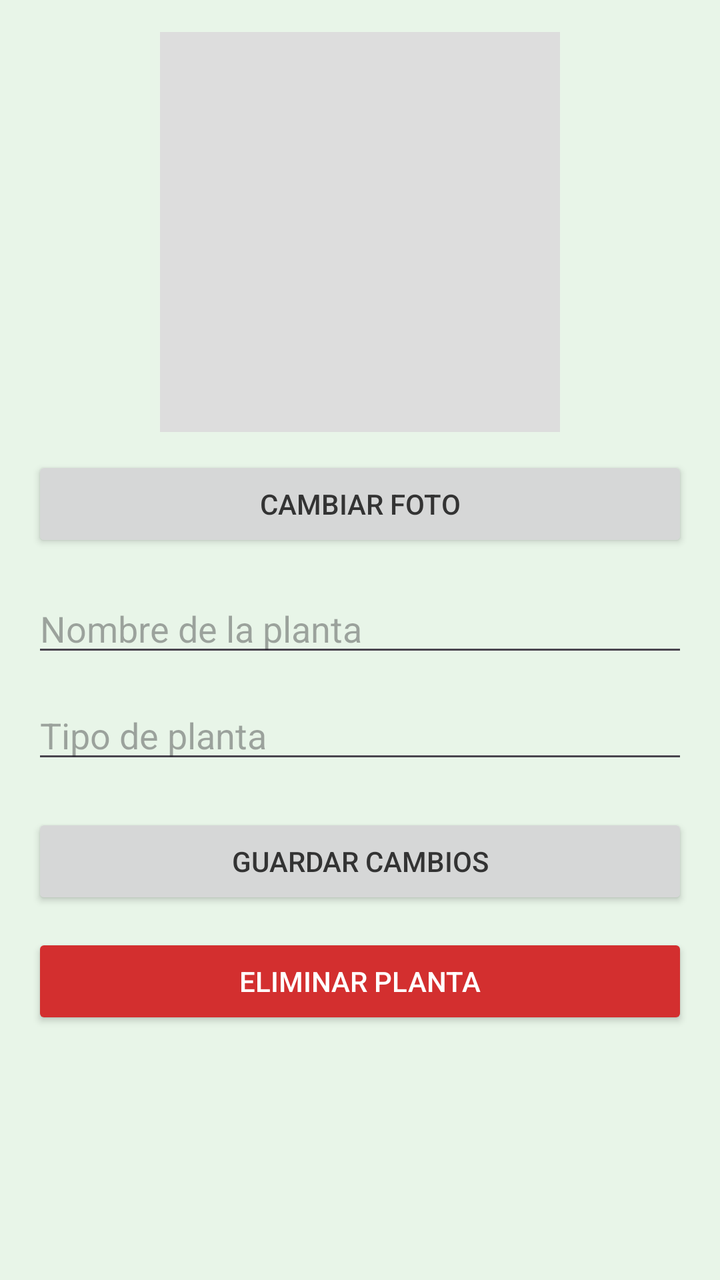
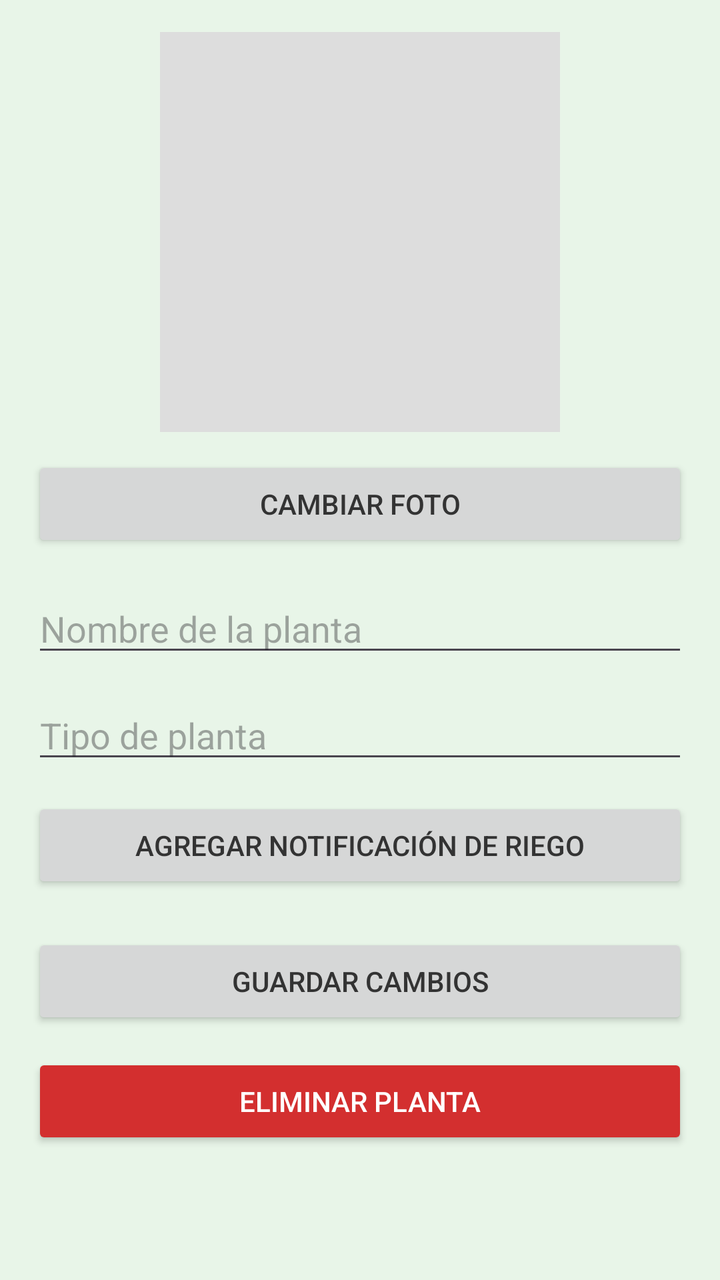

An Android layout rendered at two revisions. The XML below is the earlier revision; the diff shows what the commit changed to produce the second picture.
<!-- AndroidManifest.xml: application theme Theme.PlantCare -->
<!-- res/layout/activity_editar_planta.xml -->
<?xml version="1.0" encoding="utf-8"?>
<ScrollView xmlns:android="http://schemas.android.com/apk/res/android"
    android:layout_width="match_parent"
    android:layout_height="match_parent"
    android:padding="16dp">

    <LinearLayout
        android:layout_width="match_parent"
        android:layout_height="wrap_content"
        android:orientation="vertical">

        <ImageView
            android:id="@+id/ivFotoPlanta"
            android:layout_width="200dp"
            android:layout_height="200dp"
            android:layout_gravity="center"
            android:scaleType="centerCrop"
            android:background="#DDDDDD"
            android:contentDescription="Foto de la planta" />

        <Button
            android:id="@+id/btnCambiarFoto"
            android:layout_width="match_parent"
            android:layout_height="wrap_content"
            android:text="Cambiar foto"
            android:layout_marginTop="12dp" />

        <EditText
            android:id="@+id/etEditarNombre"
            android:layout_width="match_parent"
            android:layout_height="wrap_content"
            android:hint="Nombre de la planta"
            android:layout_marginTop="16dp" />

        <EditText
            android:id="@+id/etEditarTipo"
            android:layout_width="match_parent"
            android:layout_height="wrap_content"
            android:hint="Tipo de planta"
            android:layout_marginTop="12dp" />

        <Button
            android:id="@+id/btnGuardarCambios"
            android:layout_width="match_parent"
            android:layout_height="wrap_content"
            android:text="Guardar cambios"
            android:layout_marginTop="20dp" />

        <Button
            android:id="@+id/btnEliminarPlanta"
            android:layout_width="match_parent"
            android:layout_height="wrap_content"
            android:text="Eliminar planta"
            android:layout_marginTop="12dp"
            android:padding="12dp"
            android:backgroundTint="#D32F2F"
            android:textColor="#FFFFFF"/>


    </LinearLayout>

</ScrollView>
<!-- resources referenced by this layout -->
<resources>
  <style name="Theme.PlantCare" parent="Theme.Material3.Light.NoActionBar">
  
          <item name="colorPrimary">@color/color_primary</item>
          <item name="colorPrimaryContainer">@color/color_primary_light</item>
          <item name="android:statusBarColor">@color/color_primary_light</item>
          <item name="android:navigationBarColor">@color/color_primary_light</item>
  
  
          <item name="android:windowBackground">@color/color_primary_light</item>
  
  
          <item name="android:textColor">@color/text_primary</item>
      </style>
  <color name="color_primary">#FF4CAF50</color>
  <color name="color_primary_light">#FFE8F5E8</color>
  <color name="text_primary">#FF333333</color>
</resources>

<!-- the commit's change to res/layout/activity_editar_planta.xml (unified diff, before → after) -->
@@ -38,6 +38,13 @@
             android:layout_height="wrap_content"
             android:hint="Tipo de planta"
             android:layout_marginTop="12dp" />
+        <Button
+            android:id="@+id/btnAgregarRiegoCalendario"
+            android:layout_width="match_parent"
+            android:layout_height="wrap_content"
+            android:text="Agregar notificación de riego"
+            android:layout_marginTop="12dp"/>
+
 
         <Button
             android:id="@+id/btnGuardarCambios"
